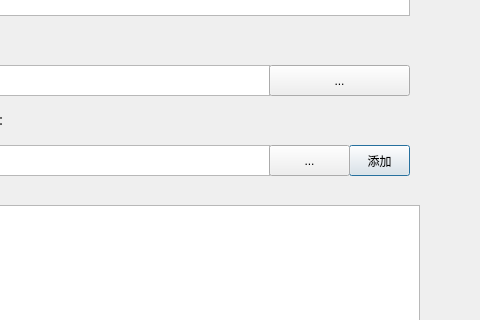
Old version of the form SmartLabel/configannodialog.ui in the repository yuqj1991/annoLabel; both pictures show x 161 to 641 and y 85 to 405 of the 641 by 611 pixel window.
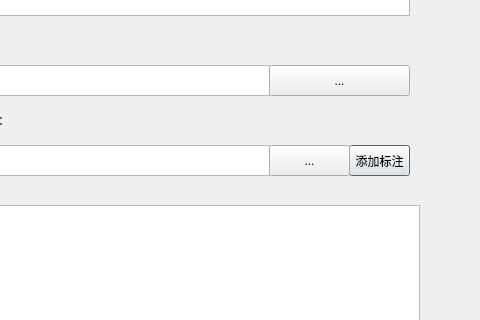
New version of the form.

The edit to the form file:
```diff
--- a/SmartLabel/configannodialog.ui
+++ b/SmartLabel/configannodialog.ui
@@ -92,7 +92,7 @@
     </rect>
    </property>
    <property name="text">
-    <string>添加</string>
+    <string>添加标注</string>
    </property>
   </widget>
   <widget class="QPushButton" name="open_fileDir_Button">
```
Left out of the diff: 2 changed lines with no effect on the pictures.
